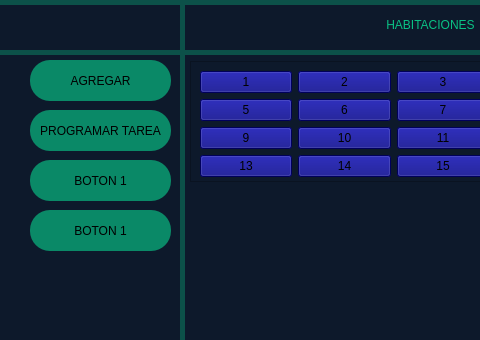
The window that interfaz/ventana_habitaciones.ui (Supranet-ar/tvip) describes before a commit, drawn with Qt 5; both pictures show x 0 to 480 and y 0 to 340 of the 798 by 538 pixel window.
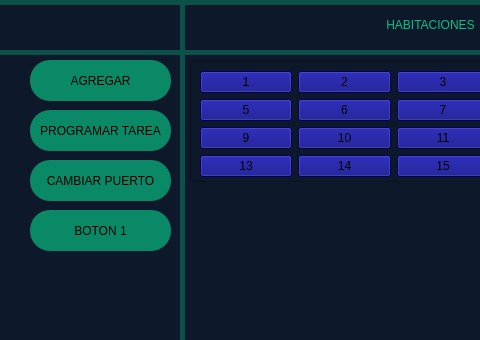
The same window after the commit. Icons and pictures are not drawn.

Commit message: Tareas:Agregar nueva opcion para cambiar el puerto (8080) de la interfaz web

```diff
--- a/interfaz/ventana_habitaciones.ui
+++ b/interfaz/ventana_habitaciones.ui
@@ -192,7 +192,7 @@
 background-color: rgb(10, 137, 103);</string>
     </property>
     <property name="text">
-     <string>BOTON 1</string>
+     <string>CAMBIAR PUERTO</string>
     </property>
    </widget>
    <widget class="QPushButton" name="btn_programar">
```
Left out of the diff: 63 changed lines with no effect on the pictures. The commit also changes 2 other files.
